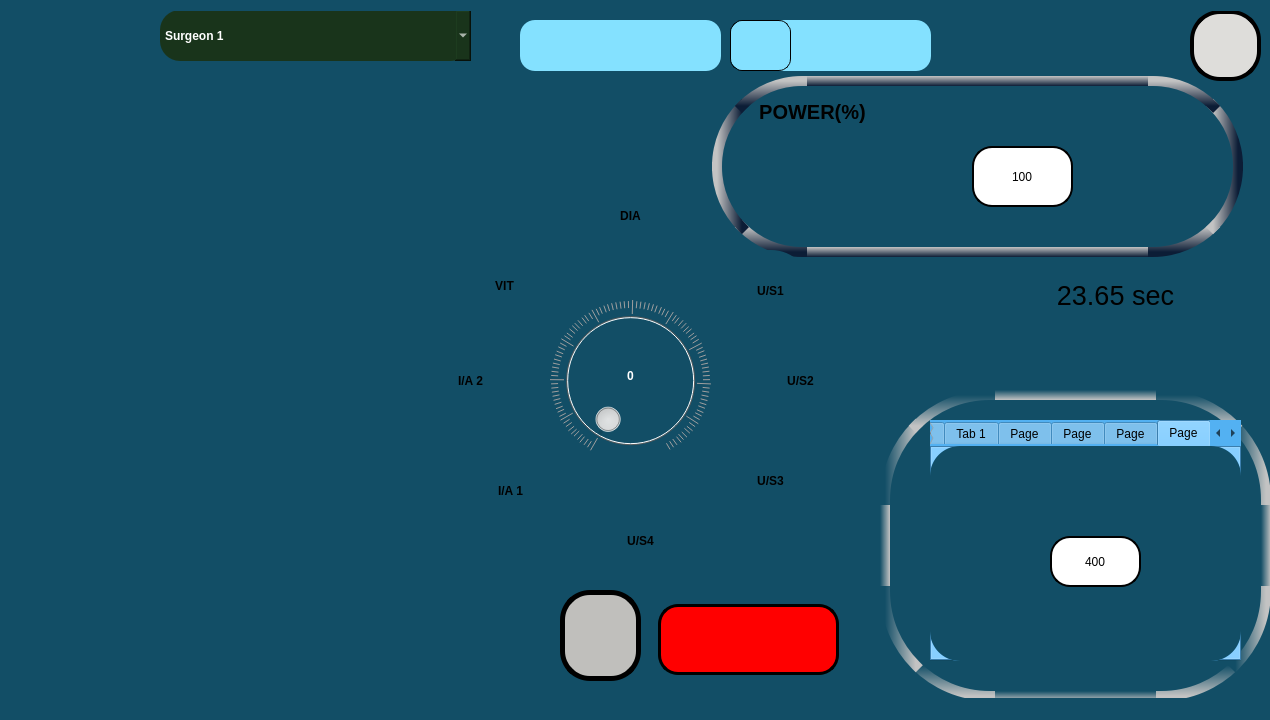
First picture: the form in mainwindow.ui, repository RISWANAAAA/venturiphaco, before the edit.
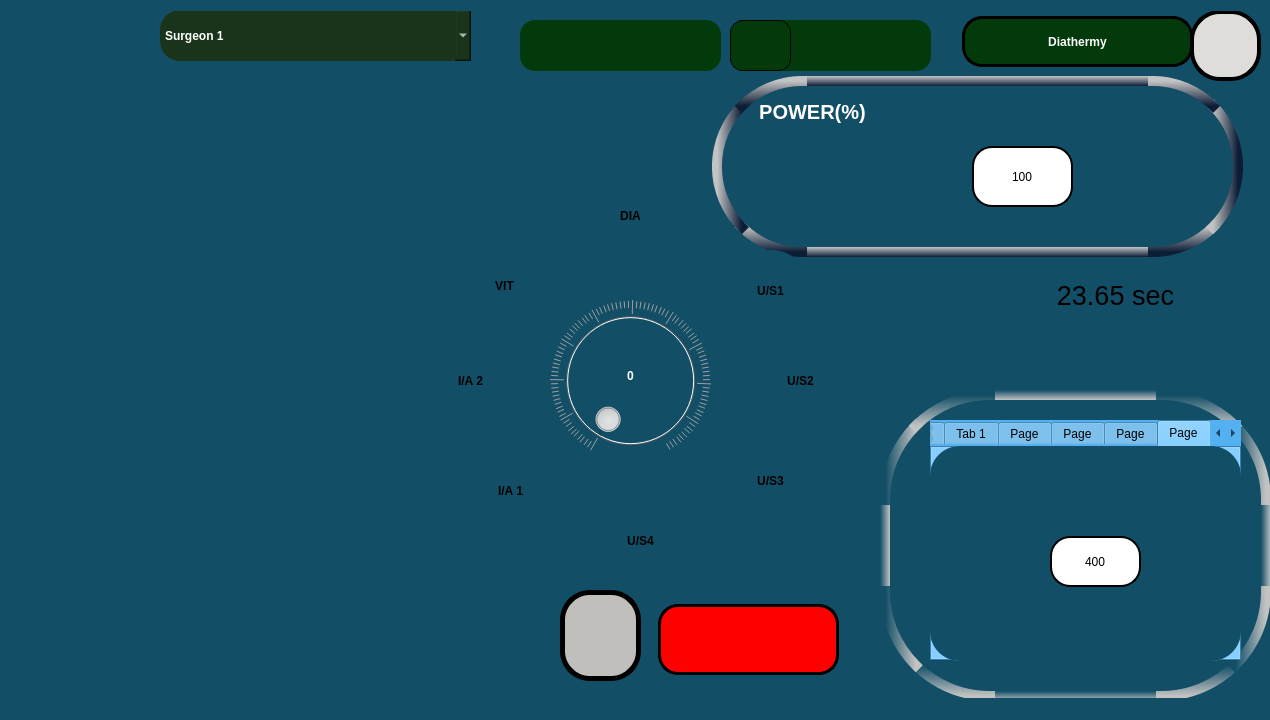
Second picture: the form after the edit. The open tabs and pages were chosen to show the change. Icons and pictures are not drawn.

Diff of the .ui file:
```diff
--- a/mainwindow.ui
+++ b/mainwindow.ui
@@ -4103,6 +4103,7 @@
       </property>
       <property name="styleSheet">
        <string notr="true">background-color:transparent;
+color: rgb(255, 255, 255);
 font: 15pt &quot;Ubuntu Condensed&quot;;
 font:bold;
 border:none;
@@ -4222,6 +4223,32 @@
        <set>Qt::AlignCenter</set>
       </property>
      </widget>
+     <widget class="QLabel" name="label_116">
+      <property name="geometry">
+       <rect>
+        <x>970</x>
+        <y>10</y>
+        <width>231</width>
+        <height>51</height>
+       </rect>
+      </property>
+      <property name="styleSheet">
+       <string notr="true">font:20pt &quot;Ubuntu&quot;;
+
+border-radius:20px;
+
+border:none;font-weight: bold;border:3px solid black;
+
+color: rgb(255, 255, 255);
+background-color: rgb(3, 58, 11);</string>
+      </property>
+      <property name="text">
+       <string>Diathermy</string>
+      </property>
+      <property name="alignment">
+       <set>Qt::AlignCenter</set>
+      </property>
+     </widget>
      <zorder>label_120</zorder>
      <zorder>diapowup_but</zorder>
      <zorder>lineEdit_74</zorder>
@@ -5711,14 +5738,18 @@
      </rect>
     </property>
     <property name="styleSheet">
-     <string notr="true">background-color: rgb(132, 225, 255);
-color: rgb(0, 0, 0);
+     <string notr="true">color: rgb(255, 255, 255);
+background-color: rgb(3, 58, 11);
 border-radius:15px;
+font:15pt;
 </string>
     </property>
     <property name="text">
      <string/>
     </property>
+    <property name="alignment">
+     <set>Qt::AlignCenter</set>
+    </property>
    </widget>
    <widget class="QLabel" name="lab_time">
     <property name="geometry">
@@ -5730,14 +5761,18 @@
      </rect>
     </property>
     <property name="styleSheet">
-     <string notr="true">background-color: rgb(132, 225, 255);
-color: rgb(0, 0, 0);
+     <string notr="true">color: rgb(255, 255, 255);
+background-color: rgb(3, 58, 11);
 border-radius:15px;
+font:15pt;
 </string>
     </property>
     <property name="text">
      <string/>
     </property>
+    <property name="alignment">
+     <set>Qt::AlignCenter</set>
+    </property>
    </widget>
    <zorder>pushButton_2</zorder>
    <zorder>comboBox</zorder>
```
Left out of the diff: 3 changed lines with no effect on the pictures.
